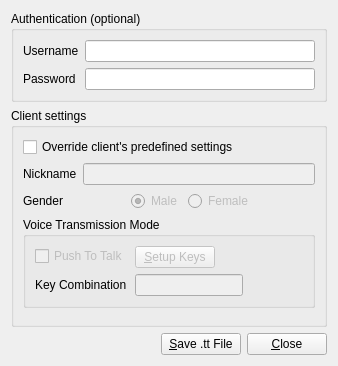
Above: qtTeamTalk/generatettfile.ui from BearWare/TeamTalk5 before the change. Below: the same form after it.
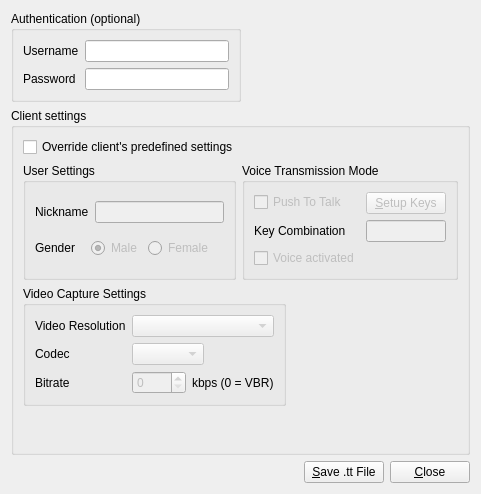
That is the form after the change.

The edit to the form file:
```diff
--- a/qtTeamTalk/generatettfile.ui
+++ b/qtTeamTalk/generatettfile.ui
@@ -6,14 +6,16 @@
    <rect>
     <x>0</x>
     <y>0</y>
-    <width>338</width>
-    <height>366</height>
+    <width>481</width>
+    <height>494</height>
    </rect>
   </property>
   <property name="windowTitle">
    <string>Generate .tt File</string>
   </property>
-  <layout class="QVBoxLayout" name="verticalLayout">
+  <layout class="QVBoxLayout" name="verticalLayout_4">
+   <item>
+    <layout class="QHBoxLayout" name="horizontalLayout_5">
    <item>
     <widget class="QGroupBox" name="groupBox_3">
      <property name="accessibleName">
@@ -57,6 +59,21 @@
     </widget>
    </item>
    <item>
+      <spacer name="horizontalSpacer_3">
+       <property name="orientation">
+        <enum>Qt::Horizontal</enum>
+       </property>
+       <property name="sizeHint" stdset="0">
+        <size>
+         <width>40</width>
+         <height>20</height>
+        </size>
+       </property>
+      </spacer>
+     </item>
+    </layout>
+   </item>
+   <item>
     <widget class="QGroupBox" name="groupBox">
      <property name="title">
       <string>Client settings</string>
@@ -70,6 +87,14 @@
        </widget>
       </item>
       <item>
+       <layout class="QHBoxLayout" name="horizontalLayout_3">
+        <item>
+         <widget class="QGroupBox" name="groupBox_2">
+          <property name="title">
+           <string>User Settings</string>
+          </property>
+          <layout class="QVBoxLayout" name="verticalLayout">
+           <item>
        <layout class="QHBoxLayout" name="horizontalLayout">
         <item>
          <widget class="QLabel" name="label">
@@ -162,6 +187,9 @@
         </item>
        </layout>
       </item>
+          </layout>
+         </widget>
+        </item>
       <item>
        <widget class="QGroupBox" name="groupBox_5">
         <property name="title">
@@ -214,8 +242,141 @@
            </property>
           </widget>
          </item>
-        </layout>
-       </widget>
+           <item row="2" column="0">
+            <widget class="QCheckBox" name="voiceactChkBox">
+             <property name="enabled">
+              <bool>false</bool>
+             </property>
+             <property name="text">
+              <string>Voice activated</string>
+             </property>
+            </widget>
+           </item>
+          </layout>
+         </widget>
+        </item>
+       </layout>
+      </item>
+      <item>
+       <layout class="QHBoxLayout" name="horizontalLayout_4">
+        <item>
+         <widget class="QGroupBox" name="vidgroupBox">
+          <property name="sizePolicy">
+           <sizepolicy hsizetype="Expanding" vsizetype="Expanding">
+            <horstretch>0</horstretch>
+            <verstretch>0</verstretch>
+           </sizepolicy>
+          </property>
+          <property name="accessibleName">
+           <string>Video Codec Settings</string>
+          </property>
+          <property name="title">
+           <string>Video Capture Settings</string>
+          </property>
+          <layout class="QFormLayout" name="formLayout_4">
+           <property name="fieldGrowthPolicy">
+            <enum>QFormLayout::AllNonFixedFieldsGrow</enum>
+           </property>
+           <item row="0" column="0">
+            <widget class="QLabel" name="label_15">
+             <property name="text">
+              <string>Video Resolution</string>
+             </property>
+             <property name="buddy">
+              <cstring>captureformatsBox</cstring>
+             </property>
+            </widget>
+           </item>
+           <item row="0" column="1">
+            <widget class="QComboBox" name="captureformatsBox">
+             <property name="enabled">
+              <bool>false</bool>
+             </property>
+            </widget>
+           </item>
+           <item row="1" column="0">
+            <widget class="QLabel" name="label_33">
+             <property name="text">
+              <string>Codec</string>
+             </property>
+             <property name="buddy">
+              <cstring>vidcodecBox</cstring>
+             </property>
+            </widget>
+           </item>
+           <item row="1" column="1">
+            <widget class="QComboBox" name="vidcodecBox">
+             <property name="enabled">
+              <bool>false</bool>
+             </property>
+             <property name="sizePolicy">
+              <sizepolicy hsizetype="Fixed" vsizetype="Preferred">
+               <horstretch>0</horstretch>
+               <verstretch>0</verstretch>
+              </sizepolicy>
+             </property>
+            </widget>
+           </item>
+           <item row="2" column="0">
+            <widget class="QLabel" name="label_35">
+             <property name="text">
+              <string>Bitrate</string>
+             </property>
+             <property name="buddy">
+              <cstring>vidbitrateSpinBox</cstring>
+             </property>
+            </widget>
+           </item>
+           <item row="2" column="1">
+            <layout class="QHBoxLayout" name="horizontalLayout_9">
+             <item>
+              <widget class="QSpinBox" name="vidbitrateSpinBox">
+               <property name="enabled">
+                <bool>false</bool>
+               </property>
+               <property name="sizePolicy">
+                <sizepolicy hsizetype="Fixed" vsizetype="Preferred">
+                 <horstretch>0</horstretch>
+                 <verstretch>0</verstretch>
+                </sizepolicy>
+               </property>
+               <property name="minimum">
+                <number>0</number>
+               </property>
+               <property name="maximum">
+                <number>1000</number>
+               </property>
+               <property name="value">
+                <number>0</number>
+               </property>
+              </widget>
+             </item>
+             <item>
+              <widget class="QLabel" name="label_36">
+               <property name="text">
+                <string notr="true">kbps (0 = VBR)</string>
+               </property>
+              </widget>
+             </item>
+            </layout>
+           </item>
+          </layout>
+         </widget>
+        </item>
+        <item>
+         <spacer name="horizontalSpacer_2">
+          <property name="orientation">
+           <enum>Qt::Horizontal</enum>
+          </property>
+          <property name="sizeHint" stdset="0">
+           <size>
+            <width>40</width>
+            <height>20</height>
+           </size>
+          </property>
+         </spacer>
+        </item>
+       </layout>
       </item>
       <item>
        <spacer name="verticalSpacer">
```
Left out of the diff: 3 changed lines with no effect on the pictures. Lines whose indentation alone changed are shown as unchanged.
